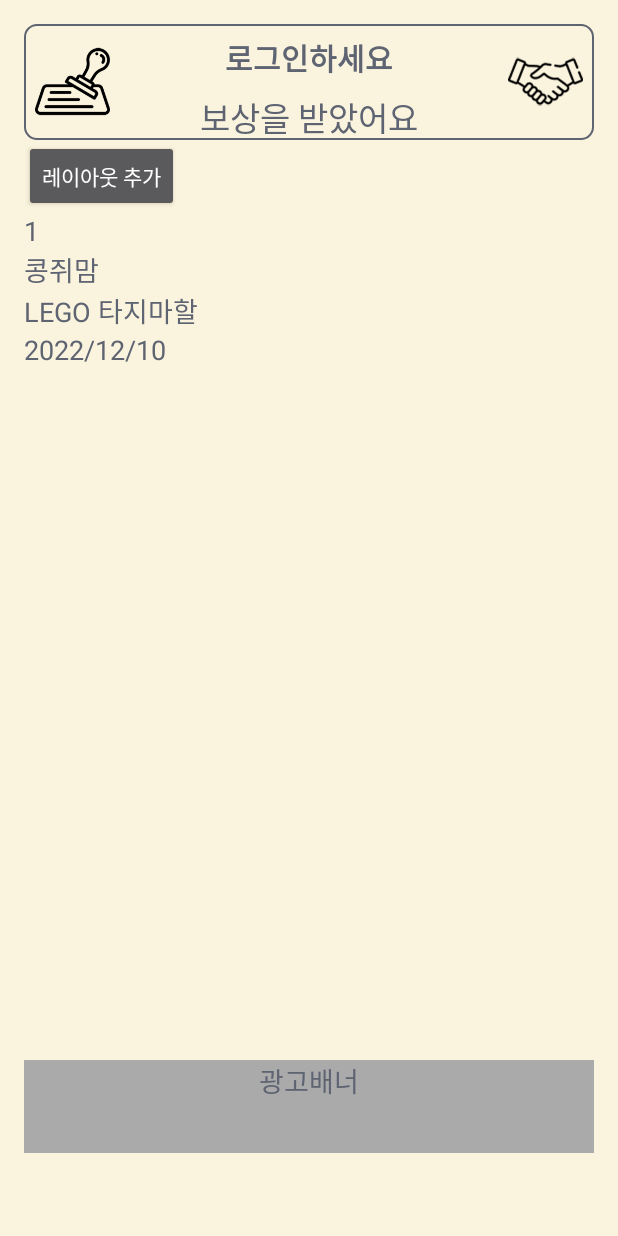
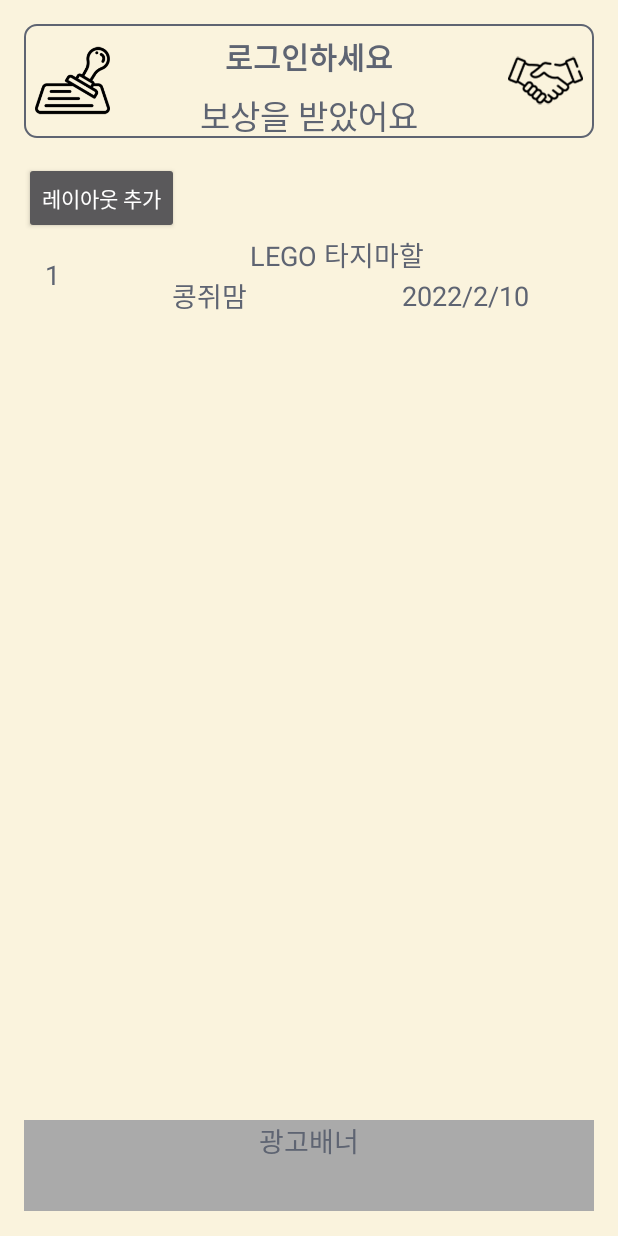
Before and after one commit to native0523/Poward, an Android app: the StackActivity screen opened directly, with no data from a screen before it, after a tap on "레이아웃 추가", on a phone screen of 412 x 824 dp. Run offline under Robolectric (Android 15) with nearby library versions, the phone set to English and light mode, and no system bars.

Commit message:
amend.220314

```diff
--- a/app/src/main/res/layout/activity_errand.xml
+++ b/app/src/main/res/layout/activity_errand.xml
@@ -6,8 +6,7 @@
     android:layout_height="match_parent"
     android:background="#FAF3DD"
     android:orientation="vertical"
-    android:padding="16dp"
-    android:weightSum="10">
+    android:padding="16dp">
 
     <RelativeLayout
         android:id="@+id/ll1"
@@ -280,11 +279,11 @@
             android:layout_width="wrap_content"
             android:layout_height="wrap_content"
             android:layout_weight="1"
-            android:fontFamily="sans-serif-medium"
+            android:fontFamily="sans-serif"
             android:text="광고배너"
-            android:textAlignment="center"
             android:textColor="#5e6472"
-            android:textSize="18sp" />
+            android:textSize="18sp"
+            android:gravity="center"/>
     </LinearLayout>
 
 </LinearLayout>
--- a/app/src/main/res/layout/activity_stack.xml
+++ b/app/src/main/res/layout/activity_stack.xml
@@ -6,15 +6,15 @@
     android:layout_height="match_parent"
     android:background="#FAF3DD"
     android:orientation="vertical"
-    android:padding="16dp"
-    android:weightSum="10">
+    android:padding="16dp">
 
     <RelativeLayout
         android:id="@+id/ll3"
         android:layout_width="match_parent"
         android:layout_height="0dp"
         android:layout_weight="1"
-        android:background="@drawable/errand_titlebox">
+        android:background="@drawable/errand_titlebox"
+        android:layout_marginBottom="16dp">
 
           <Button
             android:id="@+id/ibBackToStamp"
@@ -68,12 +68,11 @@
         android:layout_width="match_parent"
         android:layout_height="0dp"
         android:layout_marginBottom="16dp"
-        android:layout_weight="7.7"
+        android:layout_weight="8.2"
         android:fillViewport="true"
         tools:ignore="SpeakableTextPresentCheck">
 
-        <LinearLayout xmlns:android="http://schemas.android.com/apk/res/android"
-            xmlns:tools="http://schemas.android.com/tools"
+        <LinearLayout
             android:id="@+id/activity_main"
             android:layout_width="match_parent"
             android:layout_height="match_parent"
@@ -102,19 +101,19 @@
         android:layout_width="match_parent"
         android:layout_height="0dp"
         android:layout_weight="0.8"
-        android:orientation="horizontal"
-        android:background="#aaa">
+        android:background="#aaa"
+        android:orientation="horizontal">
 
         <TextView
-            android:id="@+id/tvReward"
+            android:id="@+id/textView11"
             android:layout_width="wrap_content"
             android:layout_height="wrap_content"
             android:layout_weight="1"
             android:fontFamily="sans-serif"
             android:text="광고배너"
-            android:textAlignment="center"
             android:textColor="#5e6472"
-            android:textSize="18sp" />
+            android:textSize="18sp"
+            android:gravity="center"/>
     </LinearLayout>
 
 </LinearLayout>
--- a/app/src/main/res/layout/activity_stamp.xml
+++ b/app/src/main/res/layout/activity_stamp.xml
@@ -6,16 +6,15 @@
     android:layout_height="match_parent"
     android:background="#FAF3DD"
     android:orientation="vertical"
-    android:padding="16dp"
-    android:weightSum="10">
-
+    android:padding="16dp">
 
     <RelativeLayout
         android:id="@+id/ll2"
         android:layout_width="match_parent"
         android:layout_height="0dp"
         android:layout_weight="1"
-        android:background="@drawable/errand_titlebox">
+        android:background="@drawable/errand_titlebox"
+        android:layout_marginBottom="16dp">
 
         <Button
             android:id="@+id/ibGoToErrand"
@@ -66,7 +65,6 @@
     <LinearLayout
         android:layout_width="match_parent"
         android:layout_height="0dp"
-        android:layout_marginTop="16dp"
         android:layout_marginBottom="16dp"
         android:layout_weight="8.2"
         android:orientation="vertical">
@@ -519,18 +517,17 @@
         android:layout_weight="0.8"
         android:orientation="horizontal"
         android:background="#aaa">
-
-
         <TextView
-            android:id="@+id/tvErrrand"
+            android:id="@+id/textView10"
             android:layout_width="wrap_content"
             android:layout_height="wrap_content"
             android:layout_weight="1"
-            android:fontFamily="sans-serif-medium"
+            android:fontFamily="sans-serif"
             android:text="광고배너"
             android:textAlignment="center"
             android:textColor="#5e6472"
-            android:textSize="18sp" />
+            android:textSize="18sp"
+            android:gravity="center" />
     </LinearLayout>
 
 </LinearLayout>
--- a/app/src/main/res/layout/sub.xml
+++ b/app/src/main/res/layout/sub.xml
@@ -4,10 +4,17 @@
     android:layout_height="match_parent"
     android:orientation="horizontal"
     android:background="#FAF3DD">
+
     <LinearLayout
         android:layout_width="match_parent"
-        android:layout_height="wrap_content"
+        android:layout_height="wrap_content">
+
+        <LinearLayout
+            android:layout_width="0dp"
+            android:layout_height="match_parent"
+            android:layout_weight="1"
             android:orientation="vertical">
+
             <TextView
                 android:id="@+id/stackNum"
                 android:layout_width="match_parent"
@@ -17,36 +24,67 @@
                 android:fontFamily="sans-serif"
                 android:text="1"
                 android:textColor="#5e6472"
-            android:textSize="18sp"></TextView>
-        <TextView
-            android:id="@+id/stackGiverName"
+                android:textSize="18sp"
+                android:gravity="center"></TextView>
+        </LinearLayout>
+
+        <LinearLayout
+            android:layout_width="0dp"
+            android:layout_height="match_parent"
+            android:layout_weight="9"
+            android:orientation="vertical">
+
+            <LinearLayout
                 android:layout_width="match_parent"
                 android:layout_height="0dp"
                 android:layout_weight="1"
+                android:orientation="horizontal">
+
+                <TextView
+                    android:id="@+id/stackReward"
+                    android:layout_width="match_parent"
+                    android:layout_height="match_parent"
                     android:layout_toEndOf="@id/spinner_image"
                     android:fontFamily="sans-serif"
+                    android:gravity="center"
+                    android:text="LEGO 타지마할"
+                    android:textColor="#5e6472"
+                    android:textSize="18sp"></TextView>
+
+            </LinearLayout>
+
+            <LinearLayout
+                android:layout_width="match_parent"
+                android:layout_height="0dp"
+                android:layout_weight="1"
+                android:orientation="horizontal">
+
+                <TextView
+                    android:id="@+id/stackGiverName"
+                    android:layout_width="0dp"
+                    android:layout_height="match_parent"
+                    android:layout_toEndOf="@id/spinner_image"
+                    android:layout_weight="1"
+                    android:fontFamily="sans-serif"
+                    android:gravity="center"
                     android:text="콩쥐맘"
                     android:textColor="#5e6472"
                     android:textSize="18sp"></TextView>
-        <TextView
-            android:id="@+id/stackReward"
-            android:layout_width="match_parent"
-            android:layout_height="0dp"
-            android:layout_weight="1"
-            android:layout_toEndOf="@id/spinner_image"
-            android:fontFamily="sans-serif"
-            android:text="LEGO 타지마할"
-            android:textColor="#5e6472"
-            android:textSize="18sp"></TextView>
+
                 <TextView
                     android:id="@+id/stackDate"
-            android:layout_width="match_parent"
-            android:layout_height="0dp"
+                    android:layout_width="0dp"
+                    android:layout_height="match_parent"
+                    android:layout_toEndOf="@id/spinner_image"
                     android:layout_weight="1"
-            android:layout_toEndOf="@id/spinner_image"
                     android:fontFamily="sans-serif"
-            android:text="2022/12/10"
+                    android:gravity="center"
+                    android:text="2022/2/10"
                     android:textColor="#5e6472"
                     android:textSize="18sp"></TextView>
             </LinearLayout>
+
         </LinearLayout>
+
+    </LinearLayout>
+</LinearLayout>
```
Lines whose indentation alone changed are shown as unchanged.
